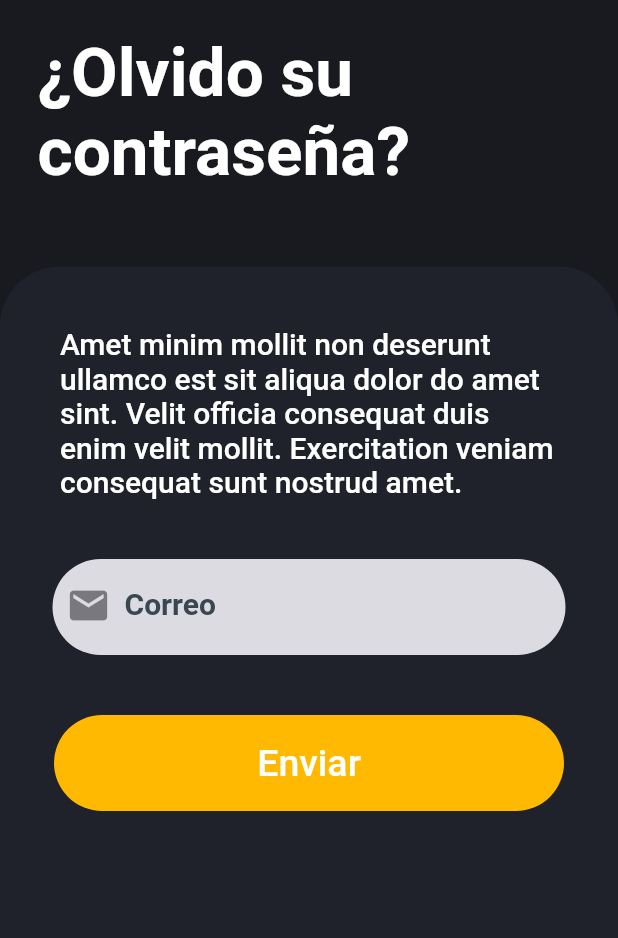
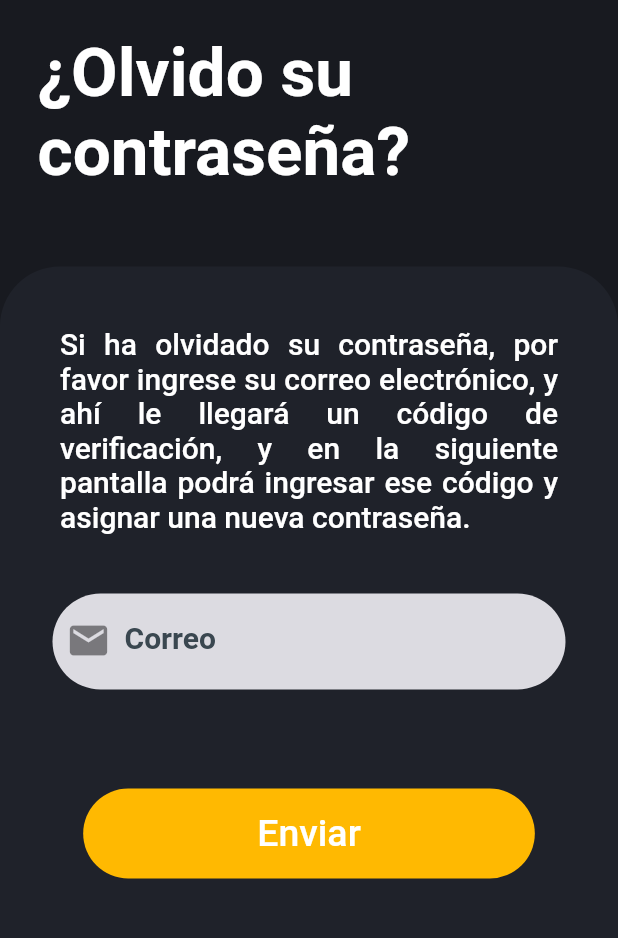
Before and after one commit to jazminasaleh/arriendosu, a Flutter app: the OlvidarContrasenaPage screen opened by its route, on a phone screen of 412 x 824 dp, the part 59-997 px from its top. Run offline on Flutter 3.47's test engine with Material 2 defaults, Android fonts, the phone set to English and light mode, and no system bars; our stand-ins replace font_awesome_flutter, google_maps_flutter, image_picker.

Commit message:
validacion contarsena

```diff
--- a/lib/src/pages/login/contrasena_page.dart
+++ b/lib/src/pages/login/contrasena_page.dart
@@ -3,16 +3,20 @@ import 'package:flutter/material.dart';
 
 import 'package:app_arriendosu/src/pages/login/login.dart';
 import 'package:app_arriendosu/src/utils/colors.dart' as utils;
+import 'package:provider/provider.dart';
+
+import '../../provider/login_form_provider.dart';
 
 
-import '../../widgets/button.dart';
 //*pagina de si la persona olvido su contraseña
 class OlvidarContrasenaPage extends StatelessWidget {
   ContrasenaController contrasenaController = new ContrasenaController();
-
+  bool validacionEmail = false;
+  static final formKecontrasena = const Key('__RIKEY3__');
   @override
   Widget build(BuildContext context) {
     contrasenaController.init(context, contrasenaController.correoController);
+    final loginForm = Provider.of<LoginFromProvider>(context);
     return Scaffold(
       backgroundColor: utils.Colors.fondoOscuro,
       appBar: AppBar(
@@ -62,8 +66,7 @@ class OlvidarContrasenaPage extends StatelessWidget {
                         style: TextStyle(
                             fontSize: 45,
                             fontWeight: FontWeight.bold,
-                          color: utils.Colors.blanco
-                        ),
+                            color: utils.Colors.blanco),
                       ),
                       const SizedBox(
                         height: 50,
@@ -86,55 +89,16 @@ class OlvidarContrasenaPage extends StatelessWidget {
                     const Padding(
                       padding: EdgeInsets.all(40),
                       child: Text(
-                        'Amet minim mollit non deserunt ullamco est sit aliqua dolor do amet sint. Velit officia consequat duis enim velit mollit. Exercitation veniam consequat sunt nostrud amet.',
+                        'Si ha olvidado su contraseña, por favor ingrese su correo electrónico, y ahí le llegará un código de verificación, y en la siguiente pantalla podrá ingresar ese código y asignar una nueva contraseña.',
                         style: TextStyle(
-                            fontSize: 20, fontWeight: FontWeight.w500, color: utils.Colors.blanco),
+                            fontSize: 20,
+                            fontWeight: FontWeight.w500,
+                            color: utils.Colors.blanco),
+                        textAlign: TextAlign.justify,
                       ),
                     ),
-                    _fromTextField(),
-                    const SizedBox(
-                      height: 40,
-                    ),
-                    GestureDetector(
-                      onTap: () {
-                        Navigator.push(context, MaterialPageRoute(builder: (context) => NuevaContrasenaPage(correo: contrasenaController.correoController.text)
-                    )
-           );
-                      },
-                      child: Container(
-                        decoration: BoxDecoration(
-                          color: utils.Colors.ocre,
-                          borderRadius: BorderRadius.circular(35),
-                        ),
-                        height: 64,
-                        width: 340,
-                        child: Row(
-                          mainAxisAlignment: MainAxisAlignment.center,
-                          children: const[
-                            Text(
-                              'Enviar',
-                              style: TextStyle(
-                                fontSize: 25,
-                                color: Colors.white,
-                                fontWeight: FontWeight.w500
-                              ),
-                            ),
-                          ],
-                        ),
-                      ),
-                    ),
-                  ],
-                ),
-              )
-            ],
-          ),
-        ),
-      ),
-    );
-  }
-
-  Widget _fromTextField() {
-    return Form(
+                    Form(
+                        key: formKecontrasena,
                         autovalidateMode: AutovalidateMode.onUserInteraction,
                         child: Column(children: [
                           Padding(
@@ -145,15 +109,9 @@ class OlvidarContrasenaPage extends StatelessWidget {
                                 color: utils.Colors.grisMedio,
                                 borderRadius: BorderRadius.circular(35),
                               ),
-              child: _textFielCorreo(),
-            ),
-          ),
-        ]));
-  }
-
-  TextFormField _textFielCorreo() {
-    return TextFormField(
-      controller: contrasenaController.correoController,
+                              child: TextFormField(
+                                controller:
+                                    contrasenaController.correoController,
                                 autocorrect: false,
                                 keyboardType: TextInputType.emailAddress,
                                 decoration: const InputDecoration(
@@ -171,14 +129,83 @@ class OlvidarContrasenaPage extends StatelessWidget {
                                         fontWeight: FontWeight.w600)),
                                 cursorHeight: 20,
                                 cursorColor: Color(0xff3A4750),
-      validator: (value) {
+                                onChanged: (value) => loginForm.corroOlvido = value,
+                                /*validator: (value) {
                                   String pattern =
                                       r'^(([^<>()[\]\\.,;:\s@\"]+(\.[^<>()[\]\\.,;:\s@\"]+)*)|(\".+\"))@((\[[0-9]{1,3}\.[0-9]{1,3}\.[0-9]{1,3}\.[0-9]{1,3}\])|(([a-zA-Z\-0-9]+\.)+[a-zA-Z]{2,}))$';
                                   RegExp regExp = new RegExp(pattern);
                                   return regExp.hasMatch(value ?? '')
                                       ? null
                                       : 'El valor ingresado no luce como un correo';
-      },
+                                },*/
+                              ),
+                            ),
+                          ),
+                        ])),
+                    validacionCorreoOlvidado(validacionEmail),
+                    const SizedBox(
+                      height: 40,
+                    ),
+                    MaterialButton(
+                        shape: RoundedRectangleBorder(
+                            borderRadius: BorderRadius.circular(35)),
+                        disabledColor: utils.Colors.grisOscuro,
+                        elevation: 0,
+                        color: utils.Colors.ocre,
+                        height: 60,
+                        child: Container(
+                            padding: EdgeInsets.symmetric(
+                                horizontal: 100, vertical: 15),
+                            child: Text(
+                              loginForm.isLoading ? 'Espere' : 'Enviar',
+                              style: TextStyle(
+                                  color: Colors.white,
+                                  fontWeight: FontWeight.w500,
+                                  fontSize: 25),
+                            )),
+                        onPressed: loginForm.isLoading
+                            ? null
+                            : () async {
+                                FocusScope.of(context).unfocus();
+                                String pattern =
+                                    r'^(([^<>()[\]\\.,;:\s@\"]+(\.[^<>()[\]\\.,;:\s@\"]+)*)|(\".+\"))@((\[[0-9]{1,3}\.[0-9]{1,3}\.[0-9]{1,3}\.[0-9]{1,3}\])|(([a-zA-Z\-0-9]+\.)+[a-zA-Z]{2,}))$';
+                                RegExp regExp = new RegExp(pattern);
+                                if (regExp.hasMatch(loginForm.corroOlvido ?? '') &&
+                                    loginForm.corroOlvido != '') {
+
+                                    validacionEmail = false;
+                                    Navigator.push(
+                                    context,
+                                    MaterialPageRoute(
+                                        builder: (context) => NuevaContrasenaPage(correo: loginForm.corroOlvido)),
+                                  );
+                                } else {
+                                  validacionEmail = true;
+                                }
+                              })
+                  ],
+                ),
+              )
+            ],
+          ),
+        ),
+      ),
     );
   }
+
+  Widget validacionCorreoOlvidado(bool validacion) {
+    return Container(
+        child: Row(
+      mainAxisAlignment: MainAxisAlignment.center,
+      children: [
+        Padding(
+          padding: EdgeInsets.only(bottom: 10),
+          child: Text(
+            validacion ? 'El valor ingresado no luce como un correo' : '',
+            style: TextStyle(color: utils.Colors.rojo),
+          ),
+        ),
+      ],
+    ));
   }
+}
--- a/lib/src/pages/login/home_page.dart
+++ b/lib/src/pages/login/home_page.dart
@@ -12,6 +12,8 @@ class Home_Page extends StatelessWidget {
           SizedBox(
             height: MediaQuery.of(context).size.height * 0.60,
           ),
+
+
           Container(
             height: MediaQuery.of(context).size.height * 0.40,
             width: MediaQuery.of(context).size.width * 100,
@@ -34,8 +36,8 @@ class Home_Page extends StatelessWidget {
                     height: 15,
                   ),
                   const Text(
-                    'Amet minim mollit non deserunt ullamco est sitt aliqua dolor do a sunt nostrud amet.',
-                    style: TextStyle(fontSize: 20, fontWeight: FontWeight.bold, color: utils.Colors.blanco),
+                    'App para todos los miembros que pertenezcan a la UPTC y deseen encontrar un inmbueble en arriendo de forma rapida.',
+                    style: TextStyle(fontSize: 20, fontWeight: FontWeight.bold, color: utils.Colors.blanco),textAlign: TextAlign.justify,
                   ),
                   Expanded(child: Container()),
                   Row(
--- a/lib/src/pages/login/inicio_page.dart
+++ b/lib/src/pages/login/inicio_page.dart
@@ -120,10 +120,11 @@ class _Inicio_PageState extends State<Inicio_Page> {
   bool validacionEmail = false;
   bool validacionContrasegna = false;
   int contador = 0;
+  static GlobalKey<FormState> formKeyInicio = new GlobalKey<FormState>();
   Widget _formTextField() {
     final loginForm = Provider.of<LoginFromProvider>(context);
     return Form(
-        key: loginForm.formKey,
+        key: formKeyInicio,
         autovalidateMode: AutovalidateMode.onUserInteraction,
         child: Column(
           children: [
@@ -198,7 +199,7 @@ class _Inicio_PageState extends State<Inicio_Page> {
                         if (contador >= 2) {
                           validacionEmail = false;
                           validacionContrasegna = false;
-                          if (!loginForm.isValidForm()) return;
+                          formKeyInicio.currentState?.validate() ?? false;
                           loginForm.isLoading = true;
                           await Future.delayed(Duration(seconds: 1));
                           loginForm.isLoading = false;
--- a/lib/src/pages/login/nueva_contrasena_page.dart
+++ b/lib/src/pages/login/nueva_contrasena_page.dart
@@ -8,7 +8,7 @@ import 'package:app_arriendosu/src/pages/login/login.dart';
 //*Pagina para poder asignar una nueva contraseña
 class NuevaContrasenaPage extends StatelessWidget {
   String correo;
-  NuevaContrasenaPage({super.key, required this.correo});
+  NuevaContrasenaPage({required this.correo});
 
   NuevaContrasenaController _contrasenaController = new NuevaContrasenaController();
 
--- a/lib/src/pages/ubicacion/pagina_ubicacion.dart
+++ b/lib/src/pages/ubicacion/pagina_ubicacion.dart
@@ -6,7 +6,7 @@ import 'package:app_arriendosu/src/utils/colors.dart' as utils;
 
 import '../../widgets/button.dart';
 import '../perfil/perfil.dart';
-//*pagina donde el usuario puede digitar su ubicacion
+//*pagina donde el usuario puede digitar su ubicacion y ver un mapa
 class UbicacionPage extends StatefulWidget {
   const UbicacionPage({super.key});
 
--- a/lib/src/pages/ubicacion/ubicacion_controller.dart
+++ b/lib/src/pages/ubicacion/ubicacion_controller.dart
@@ -1,5 +1,5 @@
 import 'package:flutter/cupertino.dart';
-
+//*Guarda la ubicacion obtenida de pg ubicacion
 class UbicacionController {
   late BuildContext context;
 
--- a/lib/src/provider/login_form_provider.dart
+++ b/lib/src/provider/login_form_provider.dart
@@ -1,10 +1,17 @@
 import 'package:flutter/cupertino.dart';
+
 //*El estado del fromulario del login
 //*La infromacion del formualrio
 class LoginFromProvider extends ChangeNotifier {
-  GlobalKey<FormState> formKey = new GlobalKey<FormState>();
+  //*final GlobalKey<FormState> formKeyInicio = new GlobalKey<FormState>();
+  final GlobalKey<FormState> formKeRegistro = new GlobalKey<FormState>();
+  final GlobalKey<FormState> formKecontrasena = new GlobalKey<FormState>();
 
+   /*final formKeyInicio = const Key('__RIKEY1__');
+  final formKeRegistro = const Key('__RIKEY2__');
+  final formKecontrasena = const Key('__RIKEY3__');*/
   String correo = ' ';
+  String corroOlvido = ' ';
   String contrasena = ' ';
   String verificarContrasena = ' ';
   String nomUusario = ' ';
@@ -17,9 +24,9 @@ class LoginFromProvider extends ChangeNotifier {
     notifyListeners();
   }
 
-  bool isValidForm() {
-    print('$nomUusario $correo $contrasena $verificarContrasena');
-    print('se esta validadndo${formKey.currentState?.validate()}');
-    return formKey.currentState?.validate() ?? false;
-  }
+  /*bool isValidFormInicio() {
+    print('$nomUusario $correo $contrasena $verificarContrasena $corroOlvido');
+    print('se esta validadndo${formKeyInicio.currentState?.validate()}');
+    return formKeyInicio.currentState?.validate() ?? false;
+  }*/
 }
--- a/lib/src/utils/colors.dart
+++ b/lib/src/utils/colors.dart
@@ -1,5 +1,5 @@
 import 'package:flutter/material.dart';
-
+//*Colores que se estan utilizando a lo largo de toda la app
 class Colors {
   static const Color ocre = Color.fromRGBO(255, 185, 1, 1);
   static const Color grisOscuro = Color(0xff757575);
```
Also changed, not shown: lib/src/pages/login/registro_page.dart (+9 -5 lines), lib/src/pages/publicaciones/descripcion_publicaciones.dart (+4 -4 lines), pubspec.yaml (+8 -15 lines), assets/registro/Logo.svg (added), lib/src/pages/publicaciones/inicio_publicaciones_page.dart (indentation only). Lines whose indentation alone changed are shown as unchanged.
